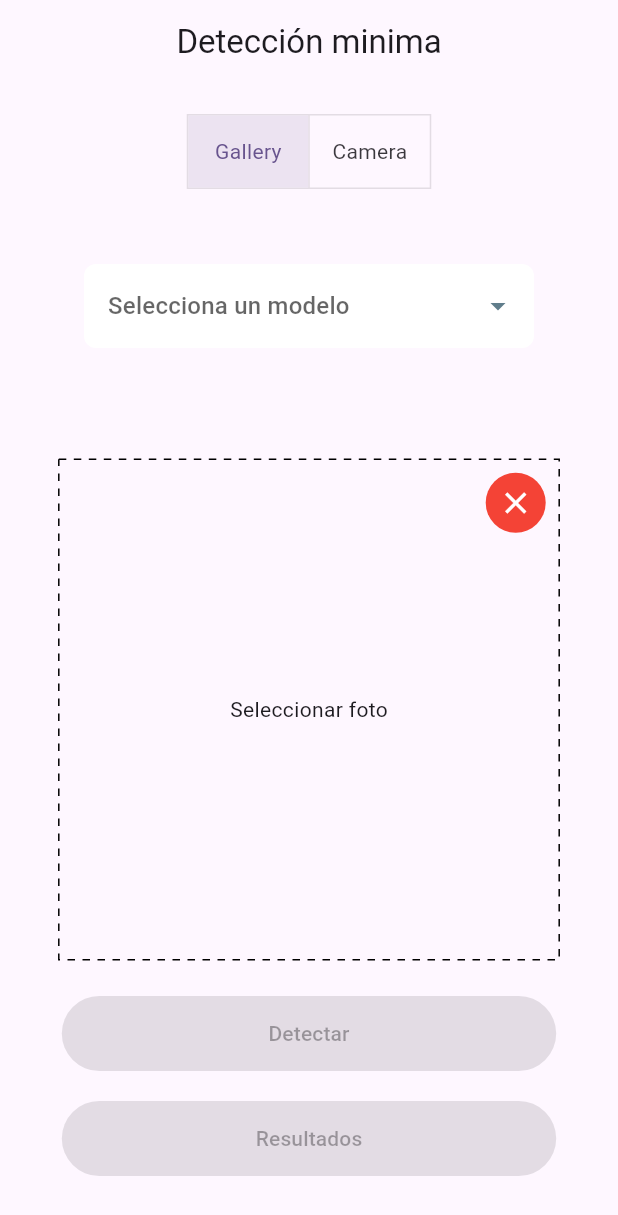
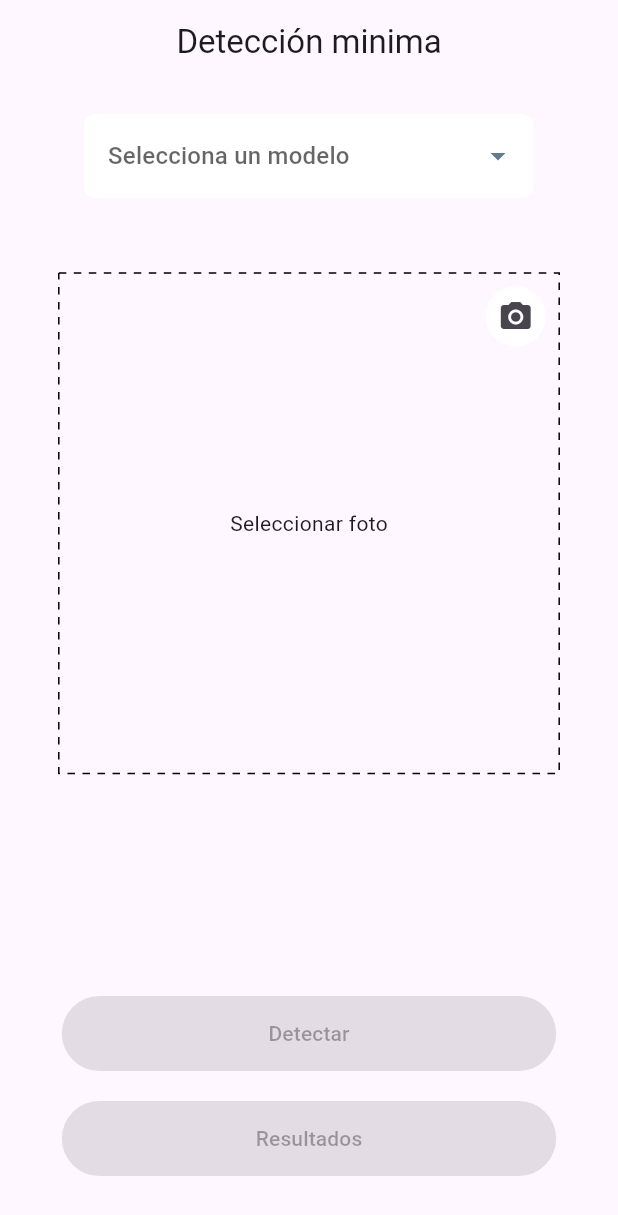
Before and after one commit to IsselCode/domina_yolo_en_flutter, a Flutter app: the screen it shows after launch, on a phone screen of 412 x 824 dp. Shown: the top 1215 px of the screen. Run offline on Flutter 3.47's test engine with Material 3 defaults, Android fonts, the phone set to English and light mode, and no system bars; drawn by our look-alikes of dotted_border; our stand-ins replace firebase_core, image_picker; missing offline and left inert: ultralytics_yolo; accounts and stored records are empty; generated files the repository leaves out were written again.

Commit message:
Modificar UI

```diff
--- a/lib/src/views/detection_minimums_view.dart
+++ b/lib/src/views/detection_minimums_view.dart
@@ -44,20 +44,6 @@ class _DetectionMinimumsViewState extends State<DetectionMinimumsView> {
         child: Center(
           child: Column(
             children: [
-              ToggleButtons(
-                onPressed: (index) {
-                  if (index == 1) {
-                    pickImage(ImageSource.camera);
-                  }
-                },
-                isSelected: [true, false],
-                children: const [
-                  SizedBox(width: 80,child: Center(child: Text("Gallery"))),
-                  SizedBox(width: 80,child: Center(child: Text("Camera"))),
-                ]
-              ),
-
-              const SizedBox(height: 50,),
 
               SizedBox(
                 width: 300,
@@ -71,7 +57,7 @@ class _DetectionMinimumsViewState extends State<DetectionMinimumsView> {
 
               const SizedBox(height: 50,),
 
-              Spacer(),
+              // Seleccion de imagen
               Stack(
                 children: [
                   InkWell(
@@ -86,6 +72,18 @@ class _DetectionMinimumsViewState extends State<DetectionMinimumsView> {
                       ),
                     ) : Image.memory(selectedImage!, width: width * 0.8, height: width * 0.8,),
                   ),
+                  // Abrir camara
+                  Positioned(
+                    top: 5,
+                    right: selectedImage == null ? 5 : 53,
+                    child: IconButton(
+                      style: IconButton.styleFrom(backgroundColor: Colors.white),
+                      onPressed: () => pickImage(ImageSource.camera),
+                      icon: Icon(Icons.camera_alt)
+                    ),
+                  ),
+                  // Limpiar imagen
+                  if (selectedImage != null)
                   Positioned(
                     top: 5,
                     right: 5,
@@ -98,7 +96,9 @@ class _DetectionMinimumsViewState extends State<DetectionMinimumsView> {
                   )
                 ],
               ),
+
               Spacer(),
+
               FilledButton(
                 onPressed: selectedImage != null && !isLoading ? detect : null,
                 style: FilledButton.styleFrom(
```
